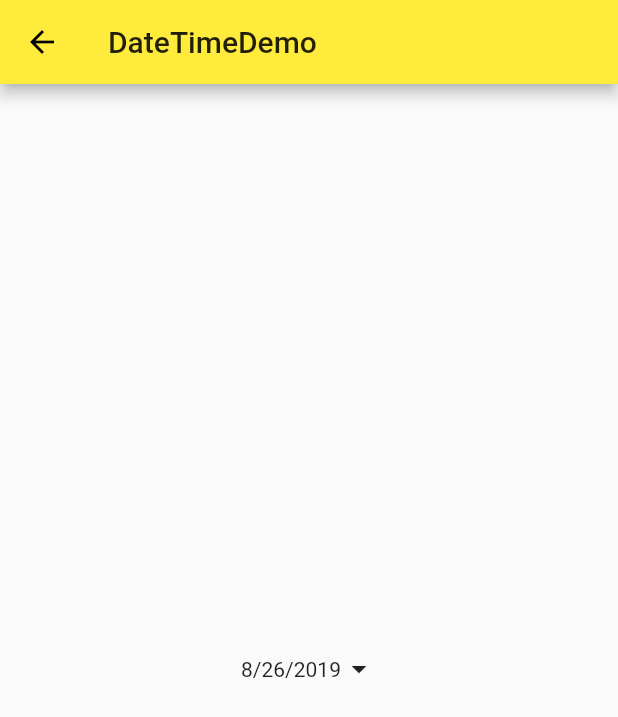
After one commit to chuheridangwu/flutter_demo, a Flutter app: the DateTimeDemo screen opened directly, on a phone screen of 412 x 824 dp. The commit adds this screen. Shown: the top 717 px of the screen. Run offline on Flutter 3.47's test engine with Material 2 defaults, Android fonts, the phone set to English and light mode, and no system bars.

Commit message:
日期的基础使用

```diff
--- a/lib/demo/check_box_demo.dart
+++ b/lib/demo/check_box_demo.dart
@@ -29,7 +29,7 @@ class _CheckBoxDemoState extends State<CheckBoxDemo> {
               },
               value: _checkBoxItemA,
               selected: _checkBoxItemA, //是否有选中状态
-              secondary: Icon(Icons.add_alarm),
+              secondary: Icon(Icons.add_alarm), //设置一个图标
             ),
             Row(
               mainAxisAlignment: MainAxisAlignment.center,
--- /dev/null
+++ b/lib/demo/date_time_demo.dart
@@ -0,0 +1,52 @@
+import 'package:flutter/material.dart';
+import 'package:intl/intl.dart';
+
+class DateTimeDemo extends StatefulWidget {
+  @override
+  _DateTimeDemoState createState() => _DateTimeDemoState();
+}
+
+class _DateTimeDemoState extends State<DateTimeDemo> {
+  final DateTime selectedDate = DateTime.now();
+
+_selectedDate(){
+  showDatePicker(
+    context: context,
+    initialDate: selectedDate,
+    firstDate: DateTime(1990), //最早的日期
+    lastDate: DateTime(2100), //最晚的日期
+  );
+}
+
+  @override
+  Widget build(BuildContext context) {
+    return Scaffold(
+      appBar: AppBar(
+        title: Text('DateTimeDemo'),
+      ),
+      body: Container(
+        padding: EdgeInsets.all(16.0),
+        child: Column(
+          mainAxisAlignment: MainAxisAlignment.center,
+          children: <Widget>[
+            SizedBox(height: 12),
+            Row(
+              mainAxisAlignment: MainAxisAlignment.center,
+              children: <Widget>[
+               InkWell(
+                 onTap: _selectedDate,
+                 child: Row(
+                   children: <Widget>[
+                    Text(DateFormat.yMd().format(selectedDate)),
+                    Icon(Icons.arrow_drop_down),
+                   ],
+                 ),
+               ),
+              ],
+            ),
+          ],
+        ),
+      ),
+    );
+  }
+}
--- a/lib/demo/material_components.dart
+++ b/lib/demo/material_components.dart
@@ -7,6 +7,7 @@ import 'check_box_demo.dart';
 import 'radio_demo.dart';
 import 'switch_demo.dart';
 import 'slider_demo.dart';
+import 'date_time_demo.dart';
 
 class MaterialComponents extends StatelessWidget {
   @override
@@ -28,6 +29,7 @@ class MaterialComponents extends StatelessWidget {
           ListItem(title: 'radio', page: RadioDemo()),
           ListItem(title: 'switch', page: SwitchDemo()),
           ListItem(title: 'slider', page: SliderDemo()),
+          ListItem(title: 'dateTime', page: DateTimeDemo()),
         ],
       ),
     );
--- a/pubspec.yaml
+++ b/pubspec.yaml
@@ -19,7 +19,7 @@ environment:
 dependencies:
   flutter:
     sdk: flutter
-  intl: ^0.1.2
+  intl: 0.15.8
 
   # The following adds the Cupertino Icons font to your application.
   # Use with the CupertinoIcons class for iOS style icons.
```
Also changed, not shown: pubspec.lock.
